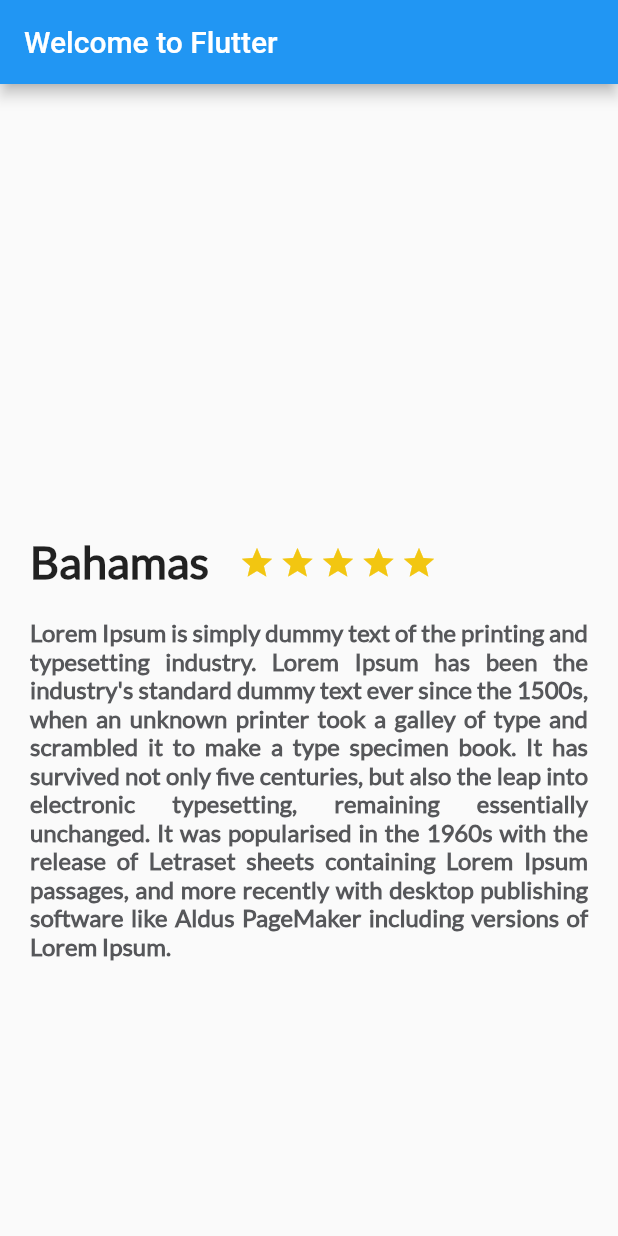
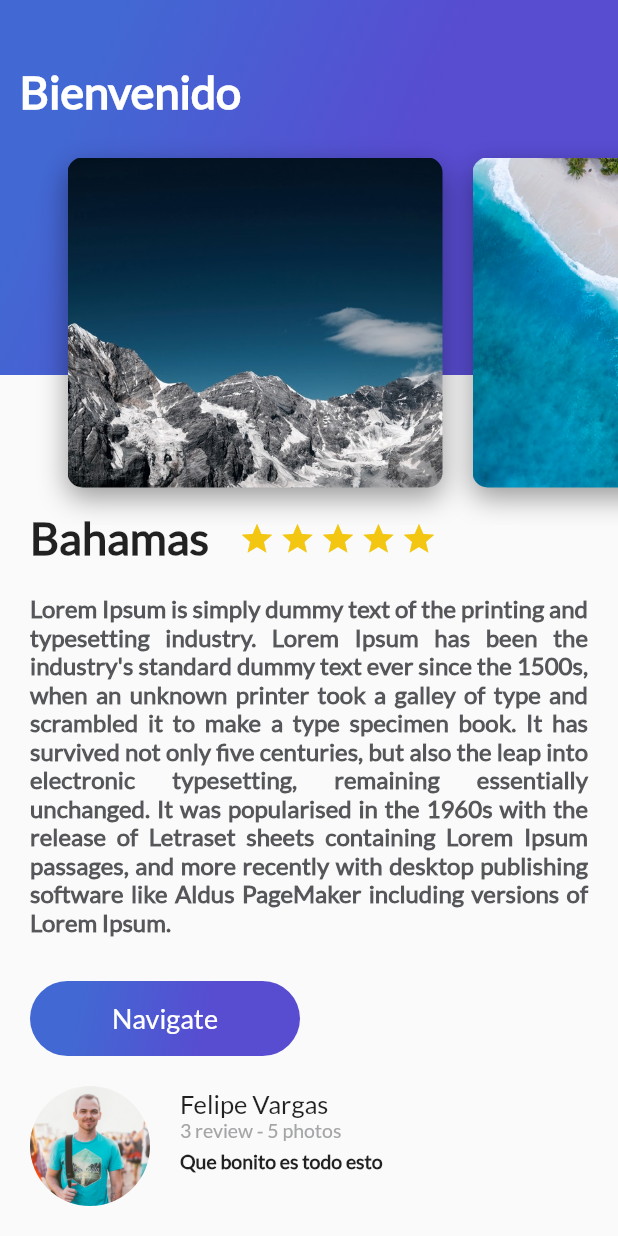
Before and after one commit to FelipeSantiagoVargas/FlutterApp, a Flutter app: the screen it shows after launch, on a phone screen of 412 x 824 dp. Run offline on Flutter 3.47's test engine with Material 2 defaults, Android fonts, the phone set to English and light mode, and no system bars.

Commit message:
Primera parte del proyecto completa

```diff
--- /dev/null
+++ b/lib/button_purple.dart
@@ -0,0 +1,38 @@
+import 'package:flutter/material.dart';
+
+class ButtonPurple extends StatelessWidget {
+  String buttonText = "Navigate";
+
+  ButtonPurple(this.buttonText);
+
+  @override
+  Widget build(BuildContext context) {
+    return Container(
+      decoration: BoxDecoration(borderRadius: BorderRadius.circular(30)),
+        margin: EdgeInsets.only(top: 30, left: 20, right: 20),
+        child: InkWell(
+          onTap: () {
+            ScaffoldMessenger.of(context)
+                .showSnackBar(SnackBar(content: Text("Navigating...")));
+          },
+          child: Container(
+            height: 50,
+            width: 180,
+            decoration: BoxDecoration(
+                borderRadius: BorderRadius.circular(30),
+                gradient: LinearGradient(
+                    colors: [Color(0xFF4268D3), Color(0xFF584CD1)],
+                    begin: FractionalOffset(0.2, 0.0),
+                    end: FractionalOffset(1.0, 0.6),
+                    stops: [0.0, 0.6],
+                    tileMode: TileMode.clamp)),
+            child: Center(
+                child: Text(
+              buttonText,
+              style: TextStyle(
+                  fontSize: 18, fontFamily: "Lato", color: Colors.white),
+            )),
+          ),
+        ));
+  }
+}
--- /dev/null
+++ b/lib/card_image.dart
@@ -0,0 +1,39 @@
+import 'package:flutter/material.dart';
+
+class CardImage extends StatelessWidget{
+
+  String pathImage = "assets/img/mountain.jpeg";
+
+  CardImage(this.pathImage);
+
+  @override
+  Widget build(BuildContext context) {
+
+    final card = Container(
+      height: 350,
+      width: 250,
+      margin: EdgeInsets.only(
+        top: 80,
+        left: 20
+      ),
+      decoration: BoxDecoration(
+        image: DecorationImage(
+          fit: BoxFit.cover,
+          image: AssetImage(pathImage)
+        ),
+        borderRadius: BorderRadius.all(Radius.circular(10)),
+        shape: BoxShape.rectangle,
+        boxShadow: <BoxShadow>[
+          BoxShadow(
+            color: Colors.black38,
+            blurRadius: 15,
+            offset: Offset(0.0,7.0)
+          )
+        ]
+      ),
+    );
+
+     return card;
+  }
+
+}
--- /dev/null
+++ b/lib/card_image_list.dart
@@ -0,0 +1,27 @@
+import 'package:flutter/material.dart';
+import 'package:my_app/card_image.dart';
+
+class CardImageList extends StatelessWidget{
+
+  @override
+  Widget build(BuildContext context) {
+
+    return Container(
+      height: 350,
+      child: ListView(
+        padding: EdgeInsets.all(25),
+        scrollDirection: Axis.horizontal,
+        children: <Widget>[
+          CardImage("assets/img/mountain.jpeg"),
+          CardImage("assets/img/beach.jpeg"),
+          CardImage("assets/img/beach_palm.jpeg"),
+          CardImage("assets/img/mountain_stars.jpeg"),
+          CardImage("assets/img/river.jpeg"),
+          CardImage("assets/img/sunset.jpeg"),
+        ],
+      ),
+
+    );
+  }
+
+}
--- a/lib/description_place.dart
+++ b/lib/description_place.dart
@@ -1,4 +1,6 @@
 import "package:flutter/material.dart";
+import 'package:my_app/button_purple.dart';
+import 'package:my_app/review_list.dart';
 
 class DescriptionPlace extends StatelessWidget {
 
@@ -14,7 +16,7 @@ class DescriptionPlace extends StatelessWidget {
 
     final star_border = Container(
       margin: EdgeInsets.only(
-        top: 303,
+        top: 343,
         right: 3
       ),
       child: Icon(
@@ -25,7 +27,7 @@ class DescriptionPlace extends StatelessWidget {
 
     final star_half = Container(
       margin: EdgeInsets.only(
-        top: 303,
+        top: 343,
         right: 3
       ),
       child: Icon(
@@ -36,7 +38,7 @@ class DescriptionPlace extends StatelessWidget {
 
     final star = Container(
       margin: EdgeInsets.only(
-        top: 303,
+        top: 343,
         right: 3
       ),
       child: Icon(
@@ -57,7 +59,7 @@ class DescriptionPlace extends StatelessWidget {
     final title_stars = Row(
       children: <Widget>[
         Container(
-          margin: EdgeInsets.only(top: 300, left: 20, right: 20),
+          margin: EdgeInsets.only(top: 340, left: 20, right: 20),
           child: Text(
             namePlace,
             style: TextStyle(fontFamily: "Lato",fontSize: 30,fontWeight: FontWeight.w900),
@@ -78,9 +80,11 @@ class DescriptionPlace extends StatelessWidget {
 
 
     return Column(
+      crossAxisAlignment: CrossAxisAlignment.start,
       children: <Widget>[
         title_stars,
-        description
+        description,
+        ButtonPurple("Navigate")
       ],
     );
   }
--- /dev/null
+++ b/lib/gradient_back.dart
@@ -0,0 +1,23 @@
+import 'package:flutter/material.dart';
+
+class GradientBack extends StatelessWidget {
+
+  String title = "Popular";
+  GradientBack(this.title);
+
+  @override
+  Widget build(BuildContext context) {
+    return Container(
+      height: 250,
+      decoration: BoxDecoration(
+          gradient: LinearGradient(
+              colors: [Color(0xFF4268D3), Color(0xFF584CD1)],
+              begin: FractionalOffset(0.2, 0.0),
+              end: FractionalOffset(1.0, 0.6),
+              stops: [0.0, 0.6],
+              tileMode: TileMode.clamp)),
+      child: Text(title,style: TextStyle(color: Colors.white,fontSize: 30.0, fontWeight: FontWeight.bold, fontFamily: "Lato")),
+      alignment: Alignment(-0.9,-0.6),
+    );
+  }
+}
--- /dev/null
+++ b/lib/header_appbar.dart
@@ -0,0 +1,19 @@
+import 'package:flutter/material.dart';
+import 'package:my_app/card_image_list.dart';
+import 'package:my_app/gradient_back.dart';
+
+class HeaderAppBar extends StatelessWidget{
+
+  @override
+  Widget build(BuildContext context) {
+    // TODO: implement build
+    return Stack(
+      children: <Widget>[
+        GradientBack("Bienvenido"),
+        CardImageList()
+      ],
+    );
+  }
+
+
+}
--- a/lib/main.dart
+++ b/lib/main.dart
@@ -4,7 +4,12 @@
 // ignore_for_file: must_be_immutable
 
 import 'package:flutter/material.dart';
+import 'package:my_app/card_image.dart';
+import 'package:my_app/gradient_back.dart';
+import 'package:my_app/header_appbar.dart';
+import 'package:my_app/review_list.dart';
 import "description_place.dart";
+import 'package:flutter/services.dart';
 
 void main() {
   runApp(MyApp());
@@ -20,13 +25,22 @@ class MyApp extends StatelessWidget {
 
   @override
   Widget build(BuildContext context) {
+    SystemChrome.setEnabledSystemUIOverlays([]);
     return MaterialApp(
       title: 'Welcome to Flutter',
       home: Scaffold(
-        appBar: AppBar(
-          title: const Text('Welcome to Flutter'),
-        ),
-        body: new DescriptionPlace("Bahamas",4,description)
+        body:Stack(
+          children: <Widget>[
+            ListView(
+              children: <Widget>[
+                DescriptionPlace("Bahamas",4,description),
+                ReviewList(),
+              ],
+            ),
+            HeaderAppBar()
+          ],
+        )
+        //SingleChildScrollView( scrollDirection: Axis.vertical, child: DescriptionPlace("Bahamas",4,description),)
       ),
     );
   }
--- /dev/null
+++ b/lib/review.dart
@@ -0,0 +1,63 @@
+import 'package:flutter/material.dart';
+
+class Review extends StatelessWidget{
+
+  String pathImage = "assets/img/people.jpg";
+  String name = "Varuna Yasas";
+  String details = "1 review 5 photos";
+  String comment = "There is an amazing place in sri Lanka";
+
+  Review(this.pathImage, this.name, this.details, this.comment);
+
+  @override
+  Widget build(BuildContext context) {
+
+      final userComment = Container(
+      margin: EdgeInsets.only(left: 20),
+      child: Text(this.comment, textAlign: TextAlign.left, style: TextStyle(fontFamily: "Lato",fontSize: 13.0, fontWeight: FontWeight.w900),),
+    );
+
+    final userName = Container(
+      margin: EdgeInsets.only(left: 20, bottom: 0),
+      child: Text(this.name, textAlign: TextAlign.left, style: TextStyle(fontFamily: "Lato",fontSize: 17.0),),
+    );
+
+    final userInfo = Container(
+      margin: EdgeInsets.only(left: 20, bottom: 5),
+      child: Text(this.details, textAlign: TextAlign.left, style: TextStyle(fontFamily: "Lato",fontSize: 13.0, color: Color(0xFFa3a5a7)),),
+    );
+
+    final userDetails = Column(
+      crossAxisAlignment: CrossAxisAlignment.start,
+      children: [
+        userName,
+        userInfo,
+        userComment
+      ],
+    );
+
+    final photo = Container(
+      margin: EdgeInsets.only(
+        top: 20.0,
+        left: 20.0
+      ),
+      width: 80.0,
+      height: 80.0,
+
+      decoration: BoxDecoration(
+        shape: BoxShape.circle,
+        image: DecorationImage(image: AssetImage(this.pathImage), fit: BoxFit.cover)
+      ),
+    );
+
+    // TODO: implement build
+    return Row(
+      children: <Widget>[
+        photo,
+        userDetails
+      ],
+    );
+  }
+
+
+}
--- /dev/null
+++ b/lib/review_list.dart
@@ -0,0 +1,22 @@
+import 'package:flutter/material.dart';
+import "review.dart";
+
+class ReviewList extends StatelessWidget{
+
+
+  @override
+  Widget build(BuildContext context) {
+
+    return Column(
+      crossAxisAlignment: CrossAxisAlignment.start,
+      children: <Widget>[
+        Review("assets/img/people.jpg", "Felipe Vargas", "3 review - 5 photos", "Que bonito es todo esto"),
+        Review("assets/img/people.jpg", "Felipe Vargas", "3 review - 5 photos", "Que bonito es todo esto"),
+        Review("assets/img/people.jpg", "Felipe Vargas", "3 review - 5 photos", "Que bonito es todo esto"),
+        Review("assets/img/people.jpg", "Felipe Vargas", "3 review - 5 photos", "Que bonito es todo esto"),
+      ],
+    );
+  }
+
+
+}
```
Also changed, not shown: pubspec.yaml (+9 -0 lines), assets/img/beach.jpeg (added), assets/img/beach_palm.jpeg (added), assets/img/mountain.jpeg (added), assets/img/mountain_stars.jpeg (added), assets/img/people.jpg (added), assets/img/river.jpeg (added), assets/img/sunset.jpeg (added).
